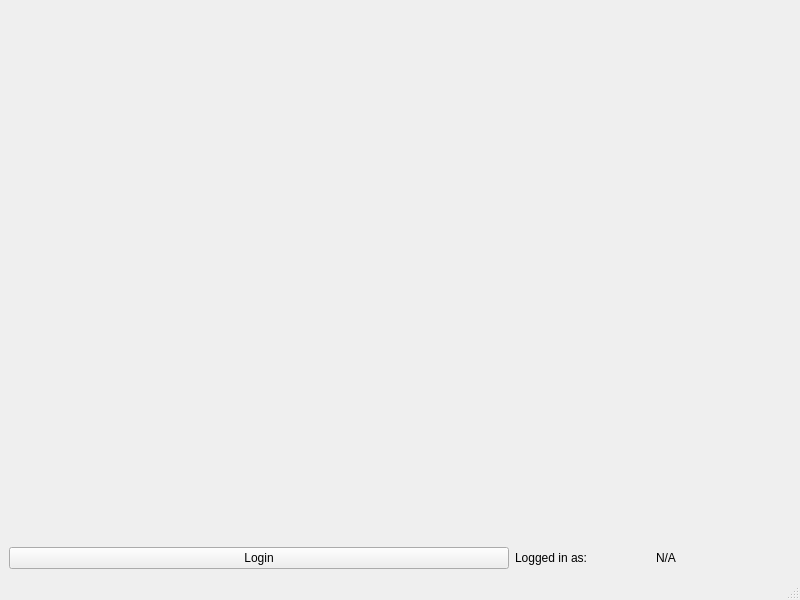
Old version of the form forms/mainwindow.ui in the repository ambb205/Qtify.
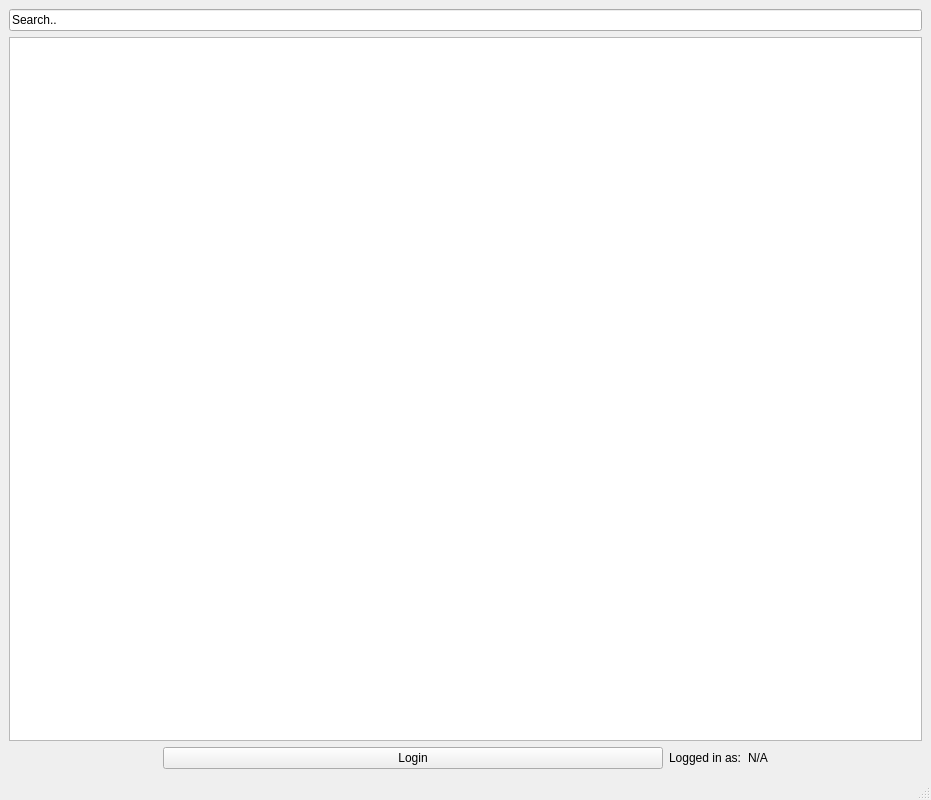
New version of the form.

Patch:
```diff
--- a/forms/mainwindow.ui
+++ b/forms/mainwindow.ui
@@ -6,10 +6,16 @@
    <rect>
     <x>0</x>
     <y>0</y>
-    <width>800</width>
-    <height>600</height>
+    <width>931</width>
+    <height>800</height>
    </rect>
   </property>
+  <property name="minimumSize">
+   <size>
+    <width>800</width>
+    <height>800</height>
+   </size>
+  </property>
   <property name="windowTitle">
    <string>Qtify</string>
   </property>
@@ -18,20 +24,30 @@
     <item>
      <layout class="QVBoxLayout" name="verticalLayout">
       <item>
-       <spacer name="verticalSpacer">
-        <property name="orientation">
-         <enum>Qt::Vertical</enum>
+       <widget class="QLineEdit" name="search_line_edit">
+        <property name="text">
+         <string>Search..</string>
         </property>
-        <property name="sizeHint" stdset="0">
-         <size>
-          <width>20</width>
-          <height>40</height>
-         </size>
-        </property>
-       </spacer>
+       </widget>
+      </item>
+      <item>
+       <widget class="QListWidget" name="search_results_view"/>
       </item>
       <item>
        <layout class="QHBoxLayout" name="horizontalLayout">
+        <item>
+         <spacer name="horizontalSpacer">
+          <property name="orientation">
+           <enum>Qt::Horizontal</enum>
+          </property>
+          <property name="sizeHint" stdset="0">
+           <size>
+            <width>40</width>
+            <height>20</height>
+           </size>
+          </property>
+         </spacer>
+        </item>
         <item>
          <widget class="QPushButton" name="login_button_">
           <property name="minimumSize">
@@ -59,6 +75,19 @@
           </property>
          </widget>
         </item>
+        <item>
+         <spacer name="horizontalSpacer_2">
+          <property name="orientation">
+           <enum>Qt::Horizontal</enum>
+          </property>
+          <property name="sizeHint" stdset="0">
+           <size>
+            <width>40</width>
+            <height>20</height>
+           </size>
+          </property>
+         </spacer>
+        </item>
        </layout>
       </item>
      </layout>
```
Left out of the diff: 2 changed lines with no effect on the pictures.
